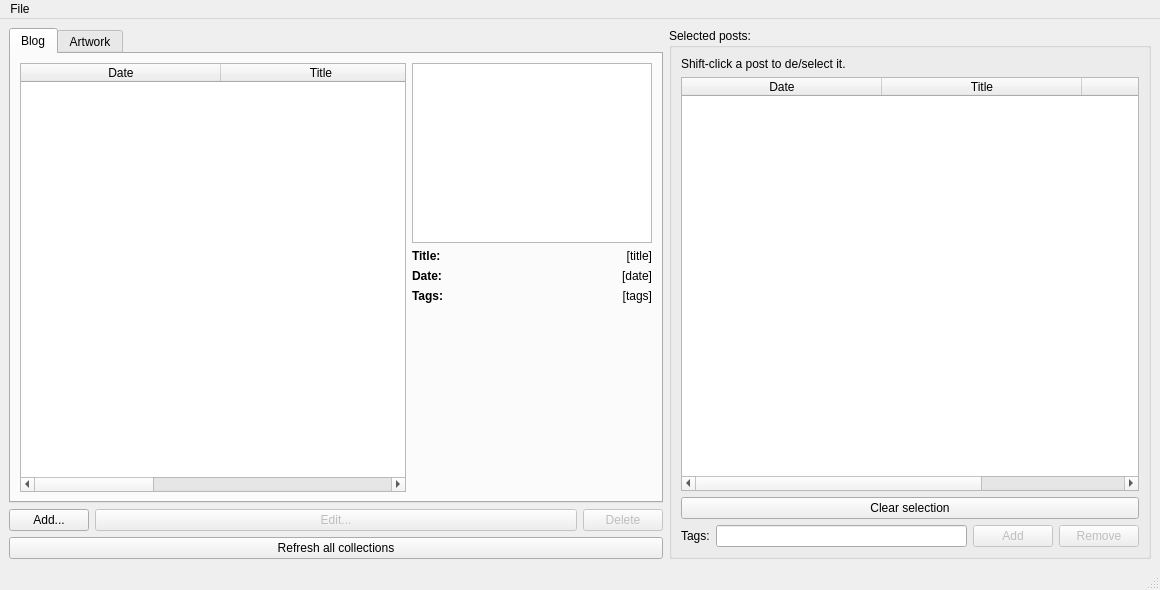
The window that forms/WndMain.ui (Driftini/fumoedit-qt) describes before a commit, drawn with Qt 5.
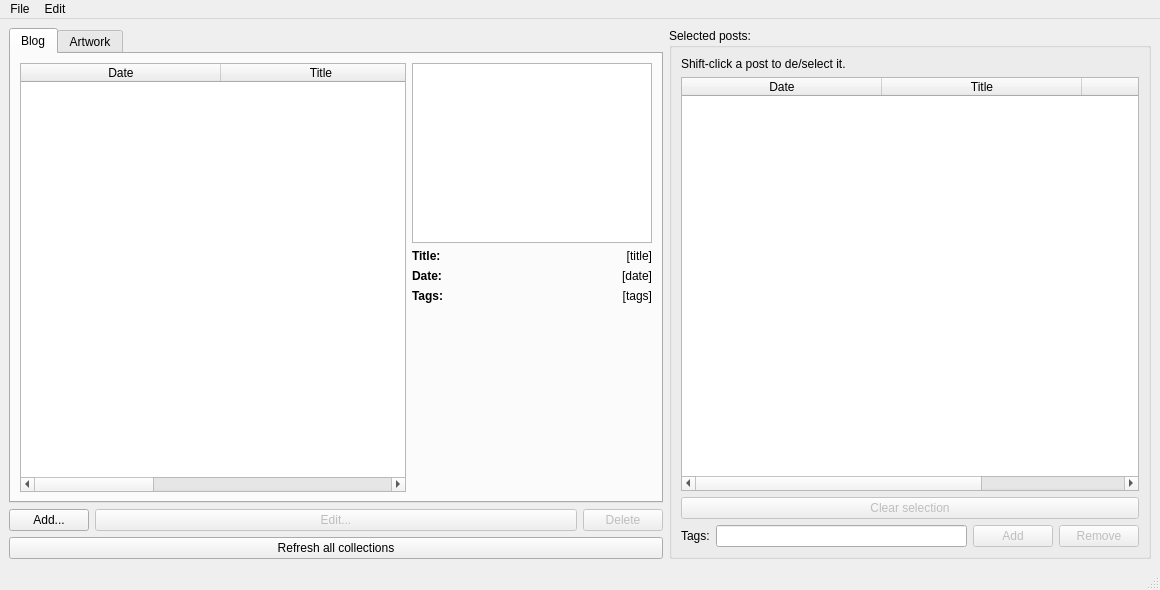
The same window after the commit. Custom widgets are drawn as their Qt base class.

Patch:
```diff
--- a/forms/WndMain.ui
+++ b/forms/WndMain.ui
@@ -114,6 +114,9 @@
        </item>
        <item row="2" column="0" colspan="4">
         <widget class="QPushButton" name="PbSelectionClear">
+         <property name="enabled">
+          <bool>false</bool>
+         </property>
          <property name="text">
           <string>Clear selection</string>
          </property>
@@ -509,7 +512,16 @@
     <addaction name="separator"/>
     <addaction name="ActionQuit"/>
    </widget>
+   <widget class="QMenu" name="menuEdit">
+    <property name="title">
+     <string>Edit</string>
+    </property>
+    <addaction name="ActionDelete"/>
+    <addaction name="separator"/>
+    <addaction name="ActionSelectionClear"/>
+   </widget>
    <addaction name="menuFile"/>
+   <addaction name="menuEdit"/>
   </widget>
   <widget class="QStatusBar" name="statusbar"/>
   <action name="ActionSettings">
```
Left out of the diff: 56 changed lines with no effect on the pictures.
